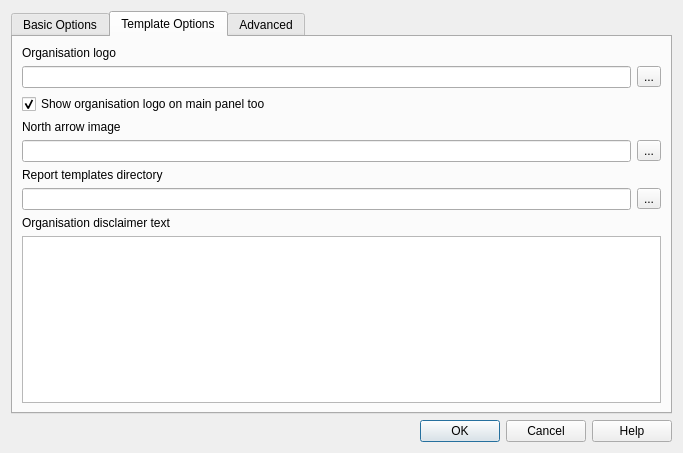
inasafe/inasafe, file safe_qgis/ui/options_dialog_base.ui: the form before one commit.
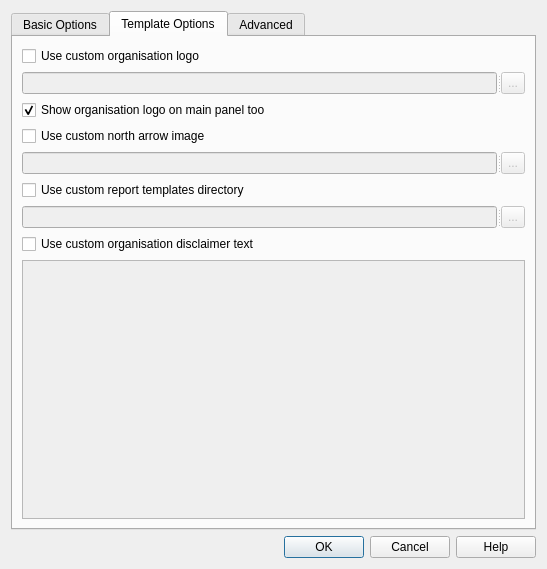
The form after the commit. The open tabs and pages were chosen to show the change. Icons and pictures are not drawn.

Commit message: [#854] Changed the UI for template option.

The edit to the form file:
```diff
--- a/safe_qgis/ui/options_dialog_base.ui
+++ b/safe_qgis/ui/options_dialog_base.ui
@@ -6,8 +6,8 @@
    <rect>
     <x>0</x>
     <y>0</y>
-    <width>683</width>
-    <height>453</height>
+    <width>547</width>
+    <height>569</height>
    </rect>
   </property>
   <property name="windowTitle">
@@ -17,18 +17,8 @@
    <iconset>
     <normaloff>:/plugins/inasafe/icon.png</normaloff>:/plugins/inasafe/icon.png</iconset>
   </property>
-  <layout class="QGridLayout" name="gridLayout_2">
-   <item row="1" column="0">
-    <widget class="QDialogButtonBox" name="buttonBox">
-     <property name="orientation">
-      <enum>Qt::Horizontal</enum>
-     </property>
-     <property name="standardButtons">
-      <set>QDialogButtonBox::Cancel|QDialogButtonBox::Help|QDialogButtonBox::Ok</set>
-     </property>
-    </widget>
-   </item>
-   <item row="0" column="0">
+  <layout class="QVBoxLayout" name="verticalLayout">
+   <item>
     <widget class="QTabWidget" name="tabWidget">
      <property name="currentIndex">
       <number>0</number>
@@ -298,111 +288,38 @@
       <attribute name="title">
        <string>Template Options</string>
       </attribute>
-      <layout class="QGridLayout" name="gridLayout_5">
-       <item row="8" column="0">
-        <widget class="QPlainTextEdit" name="txtDisclaimer"/>
-       </item>
-       <item row="0" column="0">
-        <widget class="QLabel" name="lblOrganisationLogo">
-         <property name="enabled">
-          <bool>true</bool>
-         </property>
+      <layout class="QVBoxLayout" name="verticalLayout_2">
+       <item>
+        <widget class="QCheckBox" name="custom_org_logo_checkbox">
          <property name="text">
-          <string>Organisation logo</string>
+          <string>Use custom organisation logo</string>
          </property>
         </widget>
        </item>
-       <item row="1" column="0">
-        <layout class="QHBoxLayout" name="horizontalLayout_9">
-         <item>
-          <widget class="QLineEdit" name="leOrganisationLogoPath">
-           <property name="enabled">
-            <bool>true</bool>
-           </property>
-          </widget>
-         </item>
-         <item>
-          <widget class="QToolButton" name="toolOrganisationLogoPath">
-           <property name="enabled">
-            <bool>true</bool>
-           </property>
-           <property name="text">
-            <string>...</string>
-           </property>
-          </widget>
-         </item>
-        </layout>
-       </item>
-       <item row="3" column="0">
-        <widget class="QLabel" name="lblNorthArrowPath">
+       <item>
+        <widget class="QSplitter" name="splitter_org_logo">
          <property name="enabled">
-          <bool>true</bool>
+          <bool>false</bool>
          </property>
-         <property name="text">
-          <string>North arrow image</string>
+         <property name="orientation">
+          <enum>Qt::Horizontal</enum>
          </property>
+         <widget class="QLineEdit" name="leOrganisationLogoPath">
+          <property name="sizePolicy">
+           <sizepolicy hsizetype="Expanding" vsizetype="Fixed">
+            <horstretch>100</horstretch>
+            <verstretch>0</verstretch>
+           </sizepolicy>
+          </property>
+         </widget>
+         <widget class="QToolButton" name="toolOrganisationLogoPath">
+          <property name="text">
+           <string>...</string>
+          </property>
+         </widget>
         </widget>
        </item>
-       <item row="4" column="0">
-        <layout class="QHBoxLayout" name="horizontalLayout_8">
-         <item>
-          <widget class="QLineEdit" name="leNorthArrowPath">
-           <property name="enabled">
-            <bool>true</bool>
-           </property>
-          </widget>
-         </item>
-         <item>
-          <widget class="QToolButton" name="toolNorthArrowPath">
-           <property name="enabled">
-            <bool>true</bool>
-           </property>
-           <property name="text">
-            <string>...</string>
-           </property>
-          </widget>
-         </item>
-        </layout>
-       </item>
-       <item row="5" column="0">
-        <widget class="QLabel" name="lblReportTemplate">
-         <property name="enabled">
-          <bool>true</bool>
-         </property>
-         <property name="text">
-          <string>Report templates directory</string>
-         </property>
-        </widget>
-       </item>
-       <item row="6" column="0">
-        <layout class="QHBoxLayout" name="horizontalLayout_10">
-         <item>
-          <widget class="QLineEdit" name="leReportTemplatePath">
-           <property name="enabled">
-            <bool>true</bool>
-           </property>
-          </widget>
-         </item>
-         <item>
-          <widget class="QToolButton" name="toolReportTemplatePath">
-           <property name="enabled">
-            <bool>true</bool>
-           </property>
-           <property name="text">
-            <string>...</string>
-           </property>
-          </widget>
-         </item>
-        </layout>
-       </item>
-       <item row="7" column="0">
-        <widget class="QLabel" name="label_2">
-         <property name="text">
-          <string>Organisation disclaimer text</string>
-         </property>
-        </widget>
-       </item>
-       <item row="2" column="0">
+       <item>
         <widget class="QCheckBox" name="organisation_on_dock_checkbox">
          <property name="text">
           <string>Show organisation logo on main panel too</string>
@@ -412,6 +329,89 @@
          </property>
         </widget>
        </item>
+       <item>
+        <widget class="QCheckBox" name="custom_north_arrow_checkbox">
+         <property name="text">
+          <string>Use custom north arrow image</string>
+         </property>
+         <property name="checked">
+          <bool>false</bool>
+         </property>
+        </widget>
+       </item>
+       <item>
+        <widget class="QSplitter" name="splitter_north_arrow">
+         <property name="enabled">
+          <bool>false</bool>
+         </property>
+         <property name="orientation">
+          <enum>Qt::Horizontal</enum>
+         </property>
+         <widget class="QLineEdit" name="leNorthArrowPath">
+          <property name="sizePolicy">
+           <sizepolicy hsizetype="Expanding" vsizetype="Fixed">
+            <horstretch>100</horstretch>
+            <verstretch>0</verstretch>
+           </sizepolicy>
+          </property>
+         </widget>
+         <widget class="QToolButton" name="toolNorthArrowPath_2">
+          <property name="text">
+           <string>...</string>
+          </property>
+         </widget>
+        </widget>
+       </item>
+       <item>
+        <widget class="QCheckBox" name="custom_templates_dir_checkbox">
+         <property name="text">
+          <string>Use custom report templates directory</string>
+         </property>
+         <property name="checked">
+          <bool>false</bool>
+         </property>
+        </widget>
+       </item>
+       <item>
+        <widget class="QSplitter" name="splitter_custom_report">
+         <property name="enabled">
+          <bool>false</bool>
+         </property>
+         <property name="orientation">
+          <enum>Qt::Horizontal</enum>
+         </property>
+         <widget class="QLineEdit" name="leReportTemplatePath">
+          <property name="sizePolicy">
+           <sizepolicy hsizetype="Expanding" vsizetype="Fixed">
+            <horstretch>100</horstretch>
+            <verstretch>0</verstretch>
+           </sizepolicy>
+          </property>
+         </widget>
+         <widget class="QToolButton" name="toolReportTemplatePath_2">
+          <property name="text">
+           <string>...</string>
+          </property>
+         </widget>
+        </widget>
+       </item>
+       <item>
+        <widget class="QCheckBox" name="custom_org_disclaimer_checkbox">
+         <property name="text">
+          <string>Use custom organisation disclaimer text</string>
+         </property>
+         <property name="checked">
+          <bool>false</bool>
+         </property>
+        </widget>
+       </item>
+       <item>
+        <widget class="QPlainTextEdit" name="txtDisclaimer">
+         <property name="enabled">
+          <bool>false</bool>
+         </property>
+        </widget>
+       </item>
       </layout>
       <zorder>label_2</zorder>
       <zorder>txtDisclaimer</zorder>
@@ -511,6 +511,16 @@
      </widget>
     </widget>
    </item>
+   <item>
+    <widget class="QDialogButtonBox" name="buttonBox">
+     <property name="orientation">
+      <enum>Qt::Horizontal</enum>
+     </property>
+     <property name="standardButtons">
+      <set>QDialogButtonBox::Cancel|QDialogButtonBox::Help|QDialogButtonBox::Ok</set>
+     </property>
+    </widget>
+   </item>
   </layout>
  </widget>
  <tabstops>
```
Left out of the diff: 84 changed lines with no effect on the pictures. The commit also changes 2 other files.
